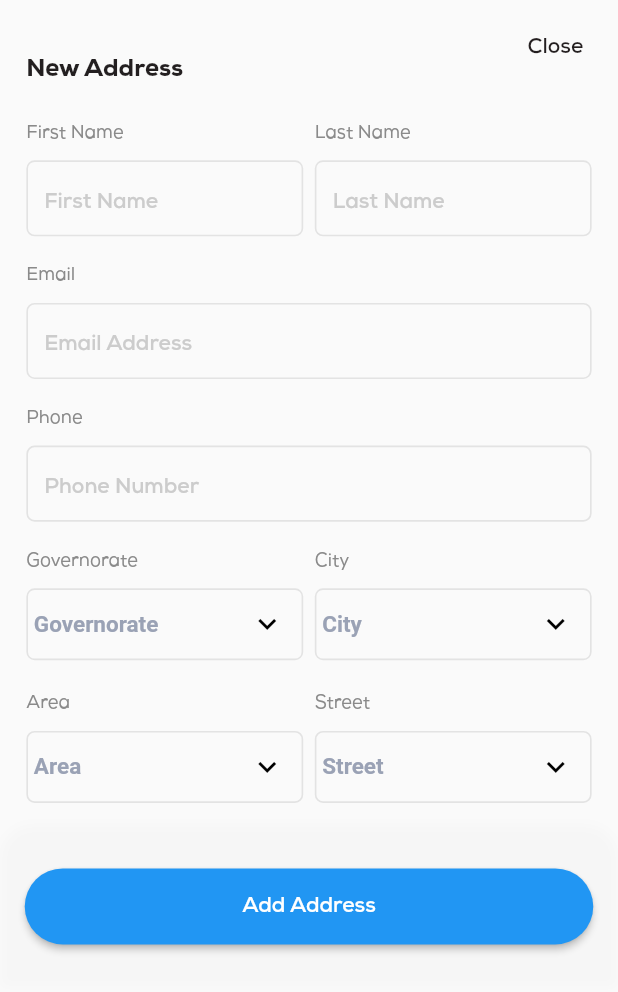
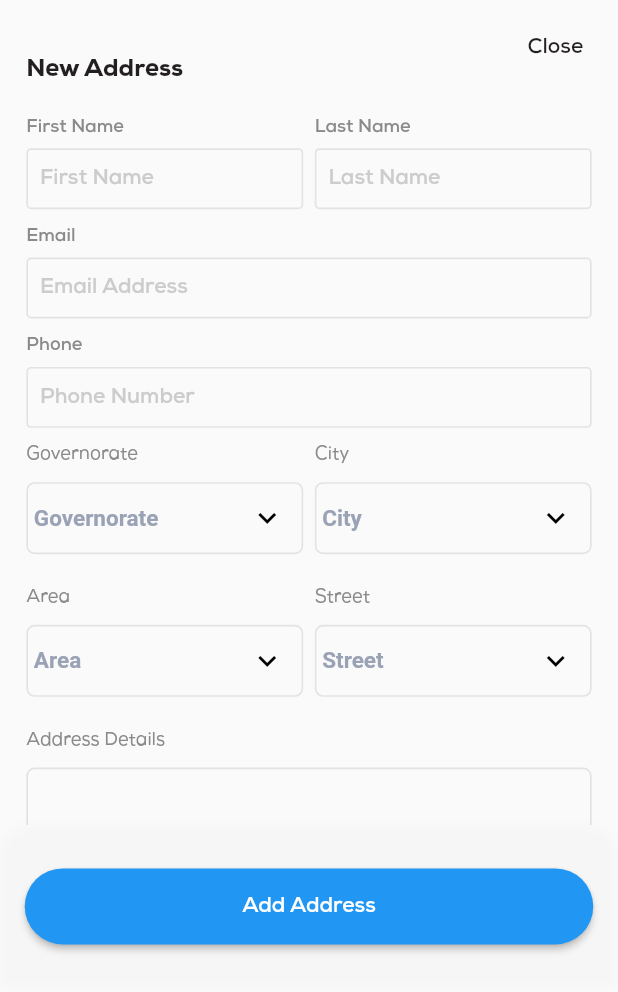
Before and after one commit to CofePedia/coffee_pedia_mobile_app, a Flutter app: the AddAddressSheet widget shown alone on an empty page, opened directly, on a phone screen of 412 x 824 dp. Shown: the top 992 px of the screen. Run offline on Flutter 3.47's test engine with Material 2 defaults, Android fonts, the phone set to English and light mode, and no system bars; our stand-ins replace bot_toast, cached_network_image, easy_localization, flutter_rating_bar, flutter_screenutil, flutter_svg; missing offline and left inert: circle_checkbox, favorite_button; Roboto replaces fonts that are missing (dinRegular); project files that could hold a hidden picture were left out.

Commit message:
edit bottom sheet.

```diff
--- a/lib/ui/screens/address_book.dart
+++ b/lib/ui/screens/address_book.dart
@@ -1,4 +1,5 @@
 import 'package:coffepedia/ui/screens/add_new_address_screen.dart';
+import 'package:coffepedia/ui/screens/address_bottom_sheet.dart';
 import 'package:flutter/material.dart';
 import 'package:flutter_screenutil/flutter_screenutil.dart';
 
@@ -28,8 +29,7 @@
           crossAxisAlignment: CrossAxisAlignment.start,
           children: [
             Padding(
-              padding: EdgeInsets.only(
-                  left: 23.w, right: 23.w, top: 60.h, bottom: 18.h),
+              padding: EdgeInsets.only(left: 23.w, right: 23.w, top: 60.h, bottom: 18.h),
               child: Row(
                 children: [
                   InkWell(
@@ -60,8 +60,7 @@
                 padding: EdgeInsets.zero,
                 itemCount: title.length,
                 itemBuilder: (context, index) => Padding(
-                  padding:
-                      EdgeInsets.symmetric(horizontal: 16.w, vertical: 12.h),
+                  padding: EdgeInsets.symmetric(horizontal: 16.w, vertical: 12.h),
                   child: Container(
                     height: 111.h,
                     width: 343.w,
@@ -70,9 +69,7 @@
                       borderRadius: BorderRadius.circular(6.r),
                       boxShadow: [
                         BoxShadow(
-                          color: _selectedIndex == index
-                              ? Color.fromRGBO(16, 124, 192, 0.41)
-                              : Colors.transparent,
+                          color: _selectedIndex == index ? Color.fromRGBO(16, 124, 192, 0.41) : Colors.transparent,
                           blurRadius: 7.r,
                         ),
                       ],
@@ -90,9 +87,7 @@
                         ),
                         side: MaterialStateProperty.all<BorderSide>(
                           BorderSide(
-                            color: _selectedIndex == index
-                                ? Theme.of(context).primaryColor
-                                : Color(0xffE3E3E3),
+                            color: _selectedIndex == index ? Theme.of(context).primaryColor : Color(0xffE3E3E3),
                           ),
                         ),
                         shape: MaterialStateProperty.all<OutlinedBorder>(
@@ -116,10 +111,7 @@
                           children: [
                             Text(
                               title[index],
-                              style: Theme.of(context)
-                                  .textTheme
-                                  .subtitle2!
-                                  .copyWith(
+                              style: Theme.of(context).textTheme.subtitle2!.copyWith(
                                     fontSize: 14.sp,
                                   ),
                             ),
@@ -146,10 +138,7 @@
                                     ),
                                     child: Text(
                                       'Primary',
-                                      style: Theme.of(context)
-                                          .textTheme
-                                          .headline1!
-                                          .copyWith(fontSize: 10.sp),
+                                      style: Theme.of(context).textTheme.headline1!.copyWith(fontSize: 10.sp),
                                     ),
                                   )
                                 : InkWell(
@@ -189,7 +178,7 @@
                   ),
                   context: context,
                   isScrollControlled: true,
-                  builder: (context) => AddNewAddressScreen(),
+                  builder: (context) => AddAddressSheet(),
                 );
               },
               child: Padding(
--- a/lib/ui/screens/address_bottom_sheet.dart
+++ b/lib/ui/screens/address_bottom_sheet.dart
@@ -1,3 +1,4 @@
+import 'package:coffepedia/ui/shared/custom_text_form_field.dart';
 import 'package:flutter/material.dart';
 import 'package:flutter_screenutil/flutter_screenutil.dart';
 
@@ -41,6 +42,9 @@
     return Container(
       height: 649.h,
       width: MediaQuery.of(context).size.width,
+      margin: EdgeInsets.only(
+        bottom: MediaQuery.of(context).viewInsets.bottom,
+      ),
       child: Column(
         mainAxisAlignment: MainAxisAlignment.start,
         crossAxisAlignment: CrossAxisAlignment.start,
@@ -80,37 +84,81 @@
                 Row(
                   mainAxisAlignment: MainAxisAlignment.spaceBetween,
                   children: [
-                    SizedBox(
-                      width: 168.w,
-                      child: CustomInput(
-                        title: 'First Name',
-                        hint: "First Name",
-                        textEditingController: _firstName,
-                        padding: false,
-                      ),
+                    Column(
+                      crossAxisAlignment: CrossAxisAlignment.start,
+                      children: [
+                        Text(
+                          'First Name',
+                          style: Theme.of(context).textTheme.headline3!.copyWith(
+                                fontSize: 12.sp,
+                              ),
+                        ),
+                        SizedBox(
+                          height: 8.h,
+                        ),
+                        CustomTextFormField(
+                          hintText: 'First Name',
+                          width: 168.w,
+                          suffix: SizedBox.shrink(),
+                          keyboardType: TextInputType.name,
+                          height: 40.h,
+                        ),
+                      ],
                     ),
-                    SizedBox(
-                      width: 168.w,
-                      child: CustomInput(
-                        title: 'Last Name',
-                        hint: "Last Name",
-                        textEditingController: _lastName,
-                        padding: false,
-                      ),
-                    )
+                    Column(
+                      crossAxisAlignment: CrossAxisAlignment.start,
+                      children: [
+                        Text(
+                          'Last Name',
+                          style: Theme.of(context).textTheme.headline3!.copyWith(fontSize: 12.sp),
+                        ),
+                        SizedBox(
+                          height: 8.h,
+                        ),
+                        CustomTextFormField(
+                          hintText: 'Last Name',
+                          width: 168.w,
+                          suffix: SizedBox.shrink(),
+                          keyboardType: TextInputType.name,
+                          height: 40.h,
+                        ),
+                      ],
+                    ),
                   ],
                 ),
-                CustomInput(
-                  title: 'Email',
-                  hint: "Email Address",
-                  textEditingController: _email,
-                  padding: false,
+                Padding(
+                  padding: EdgeInsets.only(top: 12.h),
+                  child: Text(
+                    'Email',
+                    style: Theme.of(context).textTheme.headline3!.copyWith(fontSize: 12.sp),
+                  ),
                 ),
-                CustomInput(
-                  title: 'Phone',
-                  hint: "Phone Number",
-                  textEditingController: _phone,
-                  padding: false,
+                Padding(
+                  padding: EdgeInsets.only(top: 8.h),
+                  child: CustomTextFormField(
+                    hintText: 'Email Address',
+                    width: 345.w,
+                    suffix: SizedBox.shrink(),
+                    keyboardType: TextInputType.emailAddress,
+                    height: 40.h,
+                  ),
+                ),
+                Padding(
+                  padding: EdgeInsets.only(top: 12.h),
+                  child: Text(
+                    'Phone',
+                    style: Theme.of(context).textTheme.headline3!.copyWith(fontSize: 12.sp),
+                  ),
+                ),
+                Padding(
+                  padding: EdgeInsets.only(top: 8.h, bottom: 8.h),
+                  child: CustomTextFormField(
+                    hintText: 'Phone Number',
+                    width: 345.w,
+                    suffix: SizedBox.shrink(),
+                    keyboardType: TextInputType.phone,
+                    height: 40.h,
+                  ),
                 ),
                 Row(
                   mainAxisAlignment: MainAxisAlignment.spaceBetween,
```
